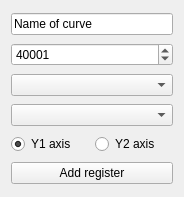
ModbusScope/ModbusScope, file src/dialogs/addregisterwidget.ui: the form before one commit.
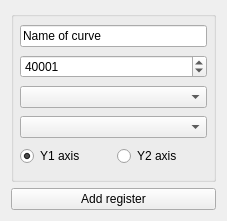
The form after the commit.

Patch:
```diff
--- a/src/dialogs/addregisterwidget.ui
+++ b/src/dialogs/addregisterwidget.ui
@@ -6,39 +6,37 @@
    <rect>
     <x>0</x>
     <y>0</y>
-    <width>184</width>
-    <height>197</height>
+    <width>227</width>
+    <height>221</height>
    </rect>
   </property>
-  <layout class="QGridLayout" name="gridLayout_2" rowstretch="0,0,0,0,0,0,0,0">
-   <item row="5" column="0" colspan="2">
-    <widget class="QComboBox" name="cmbConnection"/>
-   </item>
-   <item row="6" column="0">
-    <widget class="QRadioButton" name="radioPrimary">
-     <property name="text">
-      <string>Y1 axis</string>
+  <layout class="QVBoxLayout" name="verticalLayout">
+   <item>
+    <widget class="QGroupBox" name="groupBox">
+     <property name="title">
+      <string/>
      </property>
-     <property name="checked">
-      <bool>true</bool>
-     </property>
-    </widget>
-   </item>
-   <item row="1" column="0" colspan="2">
+     <layout class="QGridLayout" name="gridLayout">
+      <property name="leftMargin">
+       <number>6</number>
+      </property>
+      <property name="topMargin">
+       <number>6</number>
+      </property>
+      <property name="rightMargin">
+       <number>6</number>
+      </property>
+      <property name="bottomMargin">
+       <number>6</number>
+      </property>
+      <item row="0" column="0" colspan="2">
     <widget class="QLineEdit" name="lineName">
      <property name="text">
       <string>Name of curve</string>
      </property>
     </widget>
    </item>
-   <item row="7" column="0" colspan="2">
-    <widget class="QPushButton" name="btnAdd">
-     <property name="text">
-      <string>Add register</string>
-     </property>
-    </widget>
-   </item>
-   <item row="3" column="0" colspan="2">
+      <item row="1" column="0" colspan="2">
     <widget class="QSpinBox" name="spinAddress">
      <property name="maximum">
       <number>105536</number>
@@ -48,10 +46,23 @@
      </property>
     </widget>
    </item>
-   <item row="4" column="0" colspan="2">
+      <item row="2" column="0" colspan="2">
     <widget class="QComboBox" name="cmbType"/>
    </item>
-   <item row="6" column="1">
+      <item row="3" column="0" colspan="2">
+       <widget class="QComboBox" name="cmbConnection"/>
+      </item>
+      <item row="4" column="0">
+       <widget class="QRadioButton" name="radioPrimary">
+        <property name="text">
+         <string>Y1 axis</string>
+        </property>
+        <property name="checked">
+         <bool>true</bool>
+        </property>
+       </widget>
+      </item>
+      <item row="4" column="1">
     <widget class="QRadioButton" name="radioSecondary">
      <property name="text">
       <string>Y2 axis</string>
@@ -60,6 +71,16 @@
    </item>
   </layout>
  </widget>
+   </item>
+   <item>
+    <widget class="QPushButton" name="btnAdd">
+     <property name="text">
+      <string>Add register</string>
+     </property>
+    </widget>
+   </item>
+  </layout>
+ </widget>
  <tabstops>
   <tabstop>lineName</tabstop>
   <tabstop>spinAddress</tabstop>
```
Left out of the diff: 6 changed lines with no effect on the pictures. Lines whose indentation alone changed are shown as unchanged.
